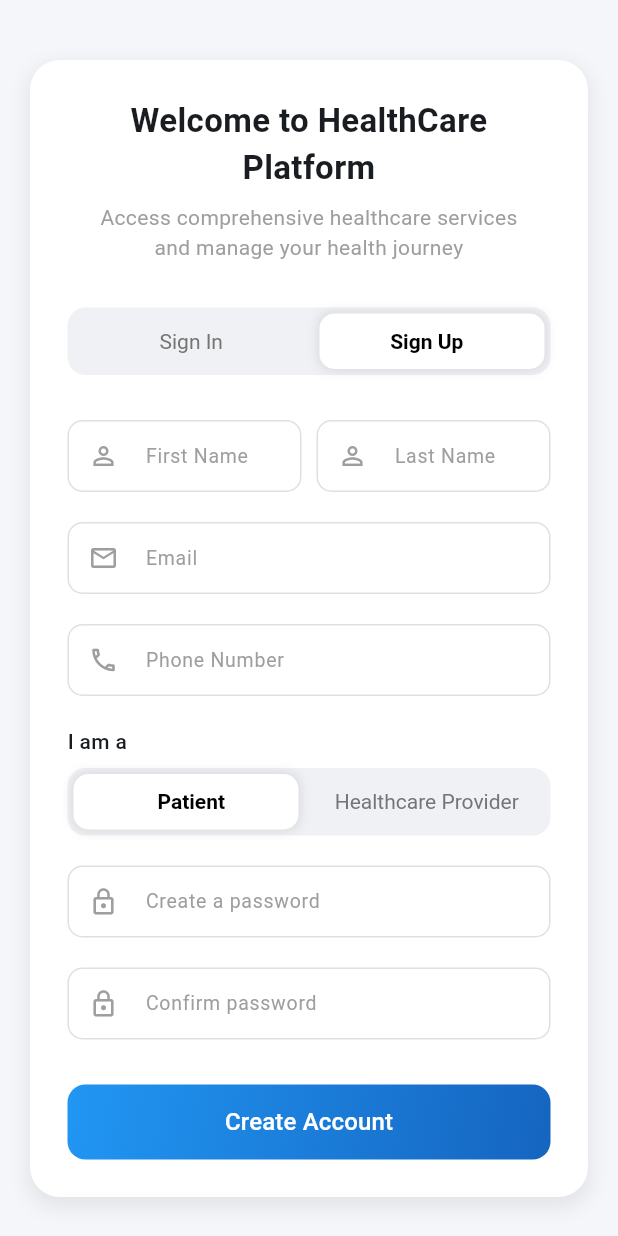
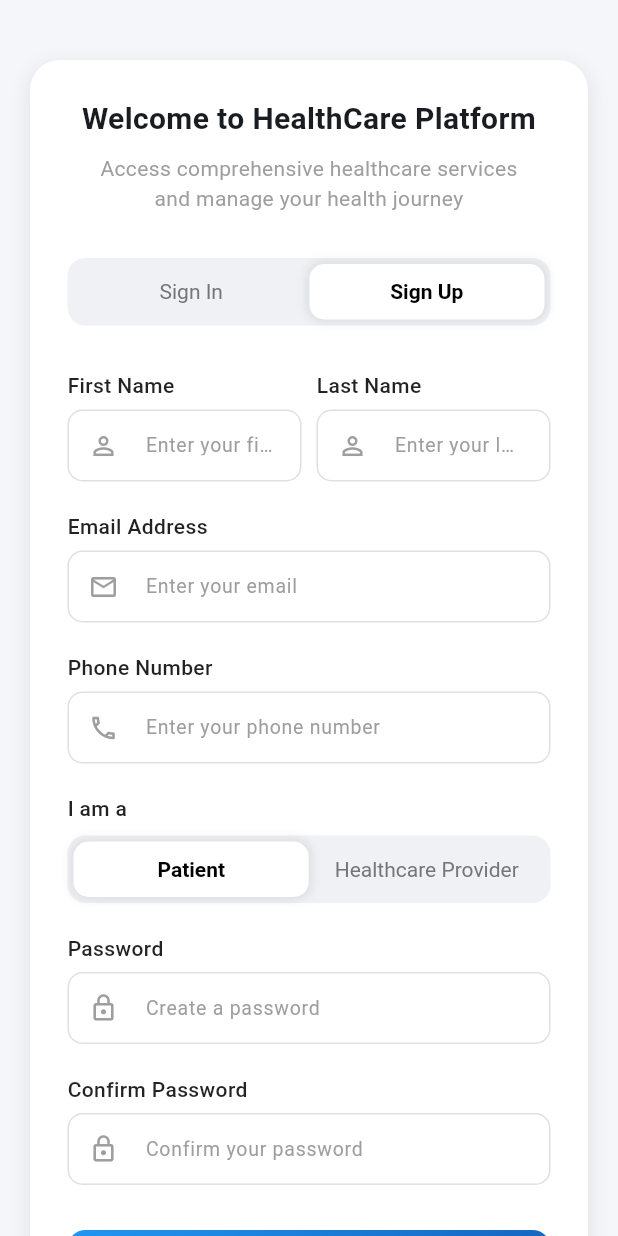
Before and after one commit to yash-aryahsworld-infotech/meet, a Flutter app: the screen it shows after launch, after a tap on "Sign Up", on a phone screen of 412 x 824 dp. Run offline on Flutter 3.47's test engine with Material 3 defaults, Android fonts, the phone set to English and light mode, and no system bars; our stand-ins replace firebase_core, firebase_database; accounts and stored records are empty.

Commit message:
Implement reusable CustomToggleSwitch component and update AuthPage, SignInForm, and SignUpForm to utilize it for improved role and sign-in/sign-up selection.

```diff
--- a/lib/auth/auth_page.dart
+++ b/lib/auth/auth_page.dart
@@ -1,6 +1,7 @@
 import 'package:flutter/material.dart';
 import 'signin_page.dart';
 import 'signup_page.dart';
+import '../widgets/custom_toggle_switch.dart';
 
 class AuthPage extends StatefulWidget {
   const AuthPage({super.key});
@@ -10,7 +11,7 @@ class AuthPage extends StatefulWidget {
 }
 
 class _AuthPageState extends State<AuthPage> {
-  bool isSignIn = true;
+  int selectedIndex = 0; // 0 = Sign In, 1 = Sign Up
 
   @override
   Widget build(BuildContext context) {
@@ -43,7 +44,7 @@ class _AuthPageState extends State<AuthPage> {
                     "Welcome to HealthCare Platform",
                     textAlign: TextAlign.center,
                     style: TextStyle(
-                      fontSize: 22,
+                      fontSize: 20,
                       fontWeight: FontWeight.bold,
                     ),
                   ),
@@ -55,93 +56,22 @@ class _AuthPageState extends State<AuthPage> {
                   ),
                   const SizedBox(height: 30),
 
-                  // 🔹 Sign In / Sign Up Toggle — styled like Patient/Provider
-                  Container(
-                    height: 45,
-                    padding: const EdgeInsets.all(4),
-                    decoration: BoxDecoration(
-                      color: const Color(0xFFF0F1F5),
-                      borderRadius: BorderRadius.circular(12),
-                    ),
-                    child: Stack(
-                      children: [
-                        AnimatedAlign(
-                          alignment: isSignIn
-                              ? Alignment.centerLeft
-                              : Alignment.centerRight,
-                          duration: const Duration(milliseconds: 300),
-                          curve: Curves.easeInOutCubic,
-                          child: Container(
-                            width: 150,
-                            height: 37,
-                            decoration: BoxDecoration(
-                              color: Colors.white,
-                              borderRadius: BorderRadius.circular(10),
-                              boxShadow: [
-                                BoxShadow(
-                                  color: Colors.grey.withOpacity(0.3),
-                                  blurRadius: 6,
-                                  spreadRadius: 1,
-                                ),
-                              ],
-                            ),
-                          ),
-                        ),
-                        Row(
-                          children: [
-                            Expanded(
-                              child: GestureDetector(
-                                onTap: () => setState(() => isSignIn = true),
-                                child: Center(
-                                  child: AnimatedDefaultTextStyle(
-                                    duration:
-                                    const Duration(milliseconds: 200),
-                                    style: TextStyle(
-                                      color: isSignIn
-                                          ? Colors.black
-                                          : Colors.grey.shade600,
-                                      fontWeight: isSignIn
-                                          ? FontWeight.w600
-                                          : FontWeight.w400,
-                                    ),
-                                    child: const Text("Sign In"),
-                                  ),
-                                ),
-                              ),
-                            ),
-                            Expanded(
-                              child: GestureDetector(
-                                onTap: () => setState(() => isSignIn = false),
-                                child: Center(
-                                  child: AnimatedDefaultTextStyle(
-                                    duration:
-                                    const Duration(milliseconds: 200),
-                                    style: TextStyle(
-                                      color: !isSignIn
-                                          ? Colors.black
-                                          : Colors.grey.shade600,
-                                      fontWeight: !isSignIn
-                                          ? FontWeight.w600
-                                          : FontWeight.w400,
-                                    ),
-                                    child: const Text("Sign Up"),
-                                  ),
-                                ),
-                              ),
-                            ),
-                          ],
-                        ),
-                      ],
-                    ),
+                  // 🔹 Reusable toggle
+                  CustomToggleSwitch(
+                    options: const ["Sign In", "Sign Up"],
+                    selectedIndex: selectedIndex,
+                    onSelected: (index) {
+                      setState(() => selectedIndex = index);
+                    },
                   ),
+
                   const SizedBox(height: 30),
 
-                  // 🔹 Smooth transition between Sign In and Sign Up forms
                   AnimatedSwitcher(
                     duration: const Duration(milliseconds: 400),
                     transitionBuilder: (child, animation) =>
                         FadeTransition(opacity: animation, child: child),
-                    child: isSignIn
+                    child: selectedIndex == 0
                         ? const SignInForm(key: ValueKey('signIn'))
                         : const SignUpForm(key: ValueKey('signUp')),
                   ),
--- a/lib/auth/signin_page.dart
+++ b/lib/auth/signin_page.dart
@@ -1,9 +1,8 @@
-
-
 import 'package:flutter/material.dart';
 import '../widgets/custom_input_field.dart';
 import '../widgets/custom_button.dart';
 import './forgot_password_page.dart';
+
 class SignInForm extends StatelessWidget {
   const SignInForm({super.key});
 
@@ -13,39 +12,74 @@ class SignInForm extends StatelessWidget {
     final passwordController = TextEditingController();
 
     return Column(
+      crossAxisAlignment: CrossAxisAlignment.start,
       key: key,
       children: [
+        // 🔹 Email Label
+        const Text(
+          "Email Address",
+          style: TextStyle(
+            fontSize: 14,
+            fontWeight: FontWeight.w500,
+            color: Colors.black87,
+          ),
+        ),
+        const SizedBox(height: 6),
         CustomInputField(
           labelText: "Enter your email",
           icon: Icons.email_outlined,
           controller: emailController,
           inputType: TextInputType.emailAddress,
         ),
+
         const SizedBox(height: 20),
+
+        // 🔹 Password Label
+        const Text(
+          "Password",
+          style: TextStyle(
+            fontSize: 14,
+            fontWeight: FontWeight.w500,
+            color: Colors.black87,
+          ),
+        ),
+        const SizedBox(height: 6),
         CustomInputField(
           labelText: "Enter your password",
           icon: Icons.lock_outline,
           controller: passwordController,
           obscureText: true,
         ),
+
         const SizedBox(height: 30),
+
+        // 🔹 Sign In Button
         CustomButton(
           text: "Sign In",
           onPressed: () {
             // TODO: handle sign-in
           },
         ),
+
         const SizedBox(height: 15),
-        TextButton(
+
+        // 🔹 Forgot Password Link
+        Align(
+          alignment: Alignment.centerRight,
+          child: TextButton(
             onPressed: () {
-            Navigator.pushReplacement(
+              Navigator.push(
                 context,
                 MaterialPageRoute(builder: (context) => const ForgotPasswordPage()),
               );
             },
             child: const Text(
               "Forgot Password?",
-            style: TextStyle(color: Colors.blueAccent),
+              style: TextStyle(
+                color: Colors.blueAccent,
+                fontWeight: FontWeight.w500,
+              ),
+            ),
           ),
         ),
       ],
--- a/lib/auth/signup_page.dart
+++ b/lib/auth/signup_page.dart
@@ -1,6 +1,7 @@
 import 'package:flutter/material.dart';
 import '../widgets/custom_input_field.dart';
 import '../widgets/custom_button.dart';
+import '../widgets/custom_toggle_switch.dart'; // ✅ import reusable toggle
 
 class SignUpForm extends StatefulWidget {
   const SignUpForm({super.key});
@@ -16,7 +17,8 @@ class _SignUpFormState extends State<SignUpForm> {
   final phoneController = TextEditingController();
   final passwordController = TextEditingController();
   final confirmPasswordController = TextEditingController();
-  bool isPatient = true;
+
+  int selectedRole = 0; // 0 = Patient, 1 = Healthcare Provider
 
   @override
   Widget build(BuildContext context) {
@@ -24,120 +26,106 @@ class _SignUpFormState extends State<SignUpForm> {
       key: widget.key,
       crossAxisAlignment: CrossAxisAlignment.start,
       children: [
+        // 🔹 Name Fields (Grouped)
         Row(
           children: [
+            // 🧍‍♂️ First Name
             Expanded(
-              child: CustomInputField(
-                labelText: "First Name",
-                icon: Icons.person_outline,
-                controller: firstNameController,
+              child: Column(
+                crossAxisAlignment: CrossAxisAlignment.start,
+                children: [
+                  const Text(
+                    "First Name",
+                    style: TextStyle(
+                      fontSize: 14,
+                      fontWeight: FontWeight.w500,
+                      color: Colors.black87,
+                    ),
+                  ),
+                  const SizedBox(height: 6),
+                  CustomInputField(
+                    labelText: "Enter your first name",
+                    icon: Icons.person_outline,
+                    controller: firstNameController,
+                  ),
+                ],
               ),
             ),
             const SizedBox(width: 10),
+            // 🧍‍♀️ Last Name
             Expanded(
-              child: CustomInputField(
-                labelText: "Last Name",
-                icon: Icons.person_outline,
-                controller: lastNameController,
+              child: Column(
+                crossAxisAlignment: CrossAxisAlignment.start,
+                children: [
+                  const Text(
+                    "Last Name",
+                    style: TextStyle(
+                      fontSize: 14,
+                      fontWeight: FontWeight.w500,
+                      color: Colors.black87,
+                    ),
+                  ),
+                  const SizedBox(height: 6),
+                  CustomInputField(
+                    labelText: "Enter your last name",
+                    icon: Icons.person_outline,
+                    controller: lastNameController,
+                  ),
+                ],
               ),
             ),
           ],
         ),
+
         const SizedBox(height: 20),
+
+        // 🔹 Email
+        const Text(
+          "Email Address",
+          style: TextStyle(fontSize: 14, fontWeight: FontWeight.w500, color: Colors.black87),
+        ),
+        const SizedBox(height: 6),
         CustomInputField(
-          labelText: "Email",
+          labelText: "Enter your email",
           icon: Icons.email_outlined,
           controller: emailController,
           inputType: TextInputType.emailAddress,
         ),
         const SizedBox(height: 20),
+
+        // 🔹 Phone
+        const Text(
+          "Phone Number",
+          style: TextStyle(fontSize: 14, fontWeight: FontWeight.w500, color: Colors.black87),
+        ),
+        const SizedBox(height: 6),
         CustomInputField(
-          labelText: "Phone Number",
+          labelText: "Enter your phone number",
           icon: Icons.phone_outlined,
           controller: phoneController,
           inputType: TextInputType.phone,
         ),
         const SizedBox(height: 20),
 
-        // 🔹 Role Toggle
-        const Text("I am a", style: TextStyle(fontWeight: FontWeight.w500)),
+        // 🔹 Role Toggle (Reusable)
+        const Text(
+          "I am a",
+          style: TextStyle(fontSize: 14, fontWeight: FontWeight.w500, color: Colors.black87),
+        ),
         const SizedBox(height: 8),
-        Container(
-          height: 45,
-          padding: const EdgeInsets.all(4),
-          decoration: BoxDecoration(
-            color: const Color(0xFFF0F1F5),
-            borderRadius: BorderRadius.circular(12),
-          ),
-          child: Stack(
-            children: [
-              AnimatedAlign(
-                alignment:
-                isPatient ? Alignment.centerLeft : Alignment.centerRight,
-                duration: const Duration(milliseconds: 300),
-                curve: Curves.easeInOutCubic,
-                child: Container(
-                  width: 150,
-                  height: 37,
-                  decoration: BoxDecoration(
-                    color: Colors.white,
-                    borderRadius: BorderRadius.circular(10),
-                    boxShadow: [
-                      BoxShadow(
-                        color: Colors.grey.withOpacity(0.3),
-                        blurRadius: 6,
-                        spreadRadius: 1,
-                      ),
-                    ],
-                  ),
-                ),
-              ),
-              Row(
-                children: [
-                  Expanded(
-                    child: GestureDetector(
-                      onTap: () => setState(() => isPatient = true),
-                      child: Center(
-                        child: AnimatedDefaultTextStyle(
-                          duration: const Duration(milliseconds: 200),
-                          style: TextStyle(
-                            color: isPatient
-                                ? Colors.black
-                                : Colors.grey.shade600,
-                            fontWeight: isPatient
-                                ? FontWeight.w600
-                                : FontWeight.w400,
-                          ),
-                          child: const Text("Patient"),
-                        ),
-                      ),
-                    ),
-                  ),
-                  Expanded(
-                    child: GestureDetector(
-                      onTap: () => setState(() => isPatient = false),
-                      child: Center(
-                        child: AnimatedDefaultTextStyle(
-                          duration: const Duration(milliseconds: 200),
-                          style: TextStyle(
-                            color: !isPatient
-                                ? Colors.black
-                                : Colors.grey.shade600,
-                            fontWeight: !isPatient
-                                ? FontWeight.w600
-                                : FontWeight.w400,
-                          ),
-                          child: const Text("Healthcare Provider"),
-                        ),
-                      ),
-                    ),
-                  ),
-                ],
-              ),
-            ],
-          ),
+        CustomToggleSwitch(
+          options: const ["Patient", "Healthcare Provider"],
+          selectedIndex: selectedRole,
+          onSelected: (index) => setState(() => selectedRole = index),
         ),
         const SizedBox(height: 20),
+
+        // 🔹 Password
+        const Text(
+          "Password",
+          style: TextStyle(fontSize: 14, fontWeight: FontWeight.w500, color: Colors.black87),
+        ),
+        const SizedBox(height: 6),
         CustomInputField(
           labelText: "Create a password",
           icon: Icons.lock_outline,
@@ -145,17 +133,28 @@ class _SignUpFormState extends State<SignUpForm> {
           obscureText: true,
         ),
         const SizedBox(height: 20),
+
+        // 🔹 Confirm Password
+        const Text(
+          "Confirm Password",
+          style: TextStyle(fontSize: 14, fontWeight: FontWeight.w500, color: Colors.black87),
+        ),
+        const SizedBox(height: 6),
         CustomInputField(
-          labelText: "Confirm password",
+          labelText: "Confirm your password",
           icon: Icons.lock_outline,
           controller: confirmPasswordController,
           obscureText: true,
         ),
         const SizedBox(height: 30),
+
+        // 🔹 Submit Button
         CustomButton(
           text: "Create Account",
           onPressed: () {
-            // TODO: handle sign up
+            debugPrint(
+              'Selected role: ${selectedRole == 0 ? "Patient" : "Healthcare Provider"}',
+            );
           },
         ),
       ],
--- /dev/null
+++ b/lib/widgets/custom_toggle_switch.dart
@@ -0,0 +1,89 @@
+import 'package:flutter/material.dart';
+
+class CustomToggleSwitch extends StatelessWidget {
+  final List<String> options;
+  final int selectedIndex;
+  final Function(int) onSelected;
+  final double height;
+  final double fontSize;
+
+  const CustomToggleSwitch({
+    super.key,
+    required this.options,
+    required this.selectedIndex,
+    required this.onSelected,
+    this.height = 45,
+    this.fontSize = 14,
+  });
+
+  @override
+  Widget build(BuildContext context) {
+    final double width = MediaQuery.of(context).size.width * 0.8;
+    final double segmentWidth = width / options.length;
+
+    return Container(
+      height: height,
+      width: width,
+      padding: const EdgeInsets.all(4),
+      decoration: BoxDecoration(
+        color: const Color(0xFFF0F1F5),
+        borderRadius: BorderRadius.circular(12),
+      ),
+      child: Stack(
+        children: [
+          // 🔹 Animated background indicator
+          AnimatedAlign(
+            alignment: Alignment(
+              (selectedIndex / (options.length - 1)) * 2 - 1, // Dynamic positioning
+              0,
+            ),
+            duration: const Duration(milliseconds: 300),
+            curve: Curves.easeInOutCubic,
+            child: Container(
+              width: segmentWidth - 8,
+              height: height - 8,
+              decoration: BoxDecoration(
+                color: Colors.white,
+                borderRadius: BorderRadius.circular(10),
+                boxShadow: [
+                  BoxShadow(
+                    color: Colors.grey.withOpacity(0.3),
+                    blurRadius: 6,
+                    spreadRadius: 1,
+                  ),
+                ],
+              ),
+            ),
+          ),
+
+          // 🔹 Full clickable segments
+          Row(
+            children: List.generate(options.length, (index) {
+              final bool isSelected = selectedIndex == index;
+              return Expanded(
+                child: InkWell(
+                  borderRadius: BorderRadius.circular(10),
+                  splashColor: Colors.transparent,
+                  highlightColor: Colors.transparent,
+                  onTap: () => onSelected(index),
+                  child: Container(
+                    alignment: Alignment.center,
+                    child: AnimatedDefaultTextStyle(
+                      duration: const Duration(milliseconds: 200),
+                      style: TextStyle(
+                        color: isSelected ? Colors.black : Colors.grey.shade600,
+                        fontWeight: isSelected ? FontWeight.w600 : FontWeight.w400,
+                        fontSize: fontSize,
+                      ),
+                      child: Text(options[index]),
+                    ),
+                  ),
+                ),
+              );
+            }),
+          ),
+        ],
+      ),
+    );
+  }
+}
```
Lines whose indentation alone changed are shown as unchanged.
